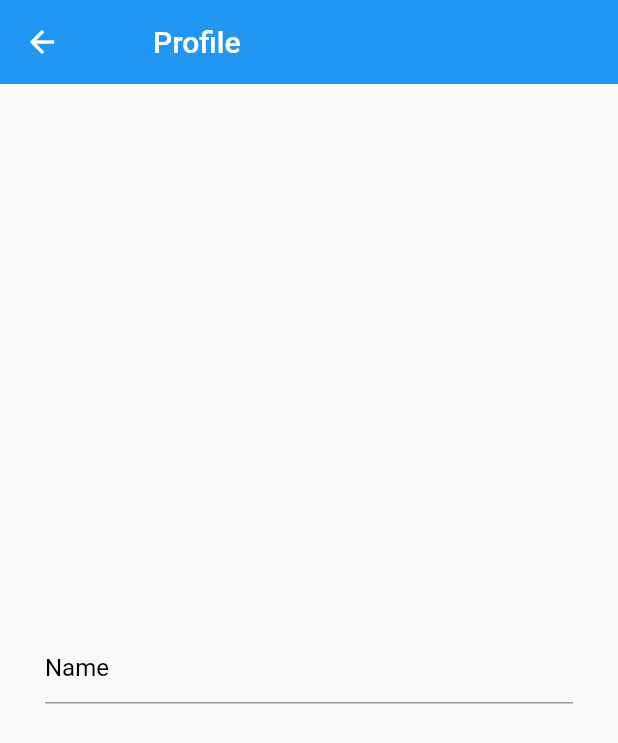
After one commit to shobith10/kash, a Flutter app: the Profile screen opened directly, on a phone screen of 412 x 824 dp. The commit adds this screen. Shown: the top 743 px of the screen. Run offline on Flutter 3.47's test engine with Material 2 defaults, Android fonts, the phone set to English and light mode, and no system bars; our stand-ins replace modal_progress_hud.

```diff
--- a/lib/home.dart
+++ b/lib/home.dart
@@ -1,7 +1,8 @@
 import 'package:flutter/material.dart';
 
-//import 'instant.dart';
+import 'profile.dart';
 import 'package:flutter/cupertino.dart';
+import 'package:kash/profile.dart';
 import 'package:modal_progress_hud/modal_progress_hud.dart';
 //
 // import 'sign.dart';
@@ -53,7 +54,10 @@ class _HomeState extends State<Home> {
                   color: Colors.blue,
                 ),
               ),
-              // onTap: launchRating,
+               onTap: () async {
+                Navigator.push(context,
+                MaterialPageRoute(builder: (context) => Profile()));
+            },
             ),
             SizedBox(height: 10),
             ListTile(
--- /dev/null
+++ b/lib/profile.dart
@@ -0,0 +1,59 @@
+import 'package:flutter/material.dart';
+import 'package:flutter/cupertino.dart';
+
+class Profile extends StatefulWidget {
+  @override
+  _ProfileState createState() => _ProfileState();
+}
+
+class _ProfileState extends State<Profile> {
+  String name;
+
+  @override
+  Widget build(BuildContext context) {
+    return Scaffold(
+        appBar: AppBar(
+          title: Padding(
+            padding: const EdgeInsets.all(30.0),
+            child: Text(
+            'Profile',
+            style: TextStyle(
+            fontSize: 20.0,
+            color: Colors.white,
+          ),
+        ),
+      ),
+          backgroundColor: Colors.blue,
+          elevation: 0.0,
+    ),
+        body: SafeArea(
+          child: Center(
+            child: Column(
+               mainAxisAlignment: MainAxisAlignment.center,
+              children: [
+                SizedBox(
+                height: 10,
+                ),
+                Padding(
+                  padding: const EdgeInsets.symmetric(horizontal: 30),
+                  child: TextFormField(
+                  onChanged: (value) {
+                    name = value;
+                  },
+                  style: TextStyle(color: Colors.black, fontSize: 16.0),
+                  decoration: InputDecoration(
+                  hintText: "Name",
+                  hintStyle:
+                  TextStyle(color: Colors.black, fontSize: 16.0),
+                  )
+                ),
+              ),
+
+
+            ]
+          ),
+        ),
+       ),
+    );
+  }
+}
```
Also changed, not shown: lib/Business.dart (added), lib/Savemoney.dart (added), lib/aboutus.dart (added), lib/settings.dart (added).
